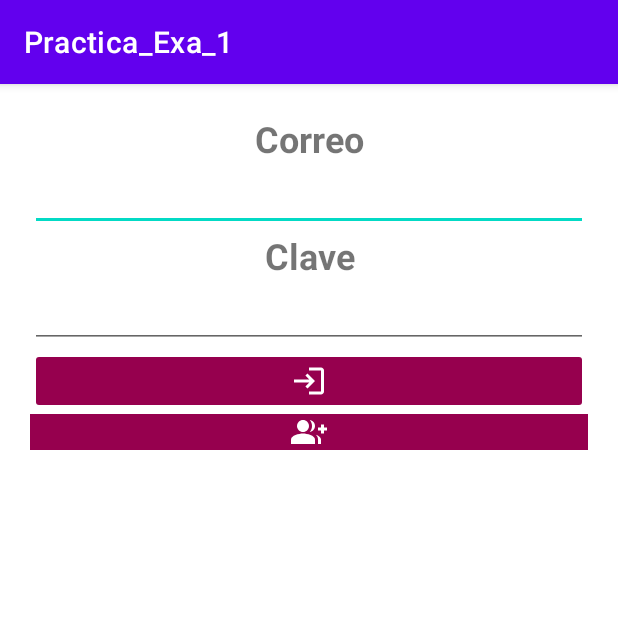
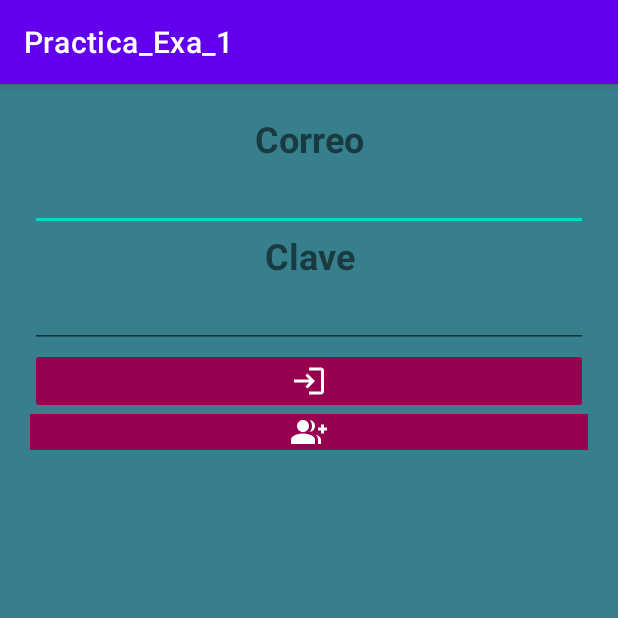
Before and after one commit to eddison95/Practica_Exa_1, an Android app: the screen it shows after launch (MainActivity), on a phone screen of 412 x 824 dp, the top half of it. Run offline under Robolectric (Android 15) with nearby library versions, the phone set to English and light mode, and no system bars; our stand-ins replace Firebase (no records; nobody signed in at launch, a user with empty details on screens opened directly).

Commit message:
Correccion color de login de versiones en el gradle

```diff
--- a/Practica_Exa_1/app/src/main/res/layout/activity_inicio.xml
+++ b/Practica_Exa_1/app/src/main/res/layout/activity_inicio.xml
@@ -3,7 +3,7 @@
     xmlns:app="http://schemas.android.com/apk/res-auto"
     android:layout_width="match_parent"
     android:layout_height="match_parent"
-    android:background="#FFFFFF"
+    android:background="#377F8C"
     android:orientation="vertical"
     android:padding="20sp">
 
@@ -21,7 +21,8 @@
         android:layout_width="match_parent"
         android:layout_height="wrap_content"
         android:ems="10"
-        android:inputType="textEmailAddress" />
+        android:inputType="textEmailAddress"
+        android:textColor="#000000" />
 
     <TextView
         android:id="@+id/textView2"
@@ -37,7 +38,8 @@
         android:layout_width="match_parent"
         android:layout_height="wrap_content"
         android:ems="10"
-        android:inputType="textPassword" />
+        android:inputType="textPassword"
+        android:textColor="#000000" />
 
     <ImageButton
         android:id="@+id/bt_login"
--- a/Practica_Exa_1/app/src/main/res/values/strings.xml
+++ b/Practica_Exa_1/app/src/main/res/values/strings.xml
@@ -10,7 +10,7 @@
     <string name="nav_header_desc">Navigation header</string>
     <string name="action_settings">Settings</string>
 
-    <string name="menu_home">Home</string>
+    <string name="menu_home">Inicio</string>
     <string name="menu_gallery">Gallery</string>
     <string name="menu_slideshow">Slideshow</string>
 </resources>
```
Also changed, not shown: Practica_Exa_1/app/build.gradle (+4 -4 lines), 1 other file.
